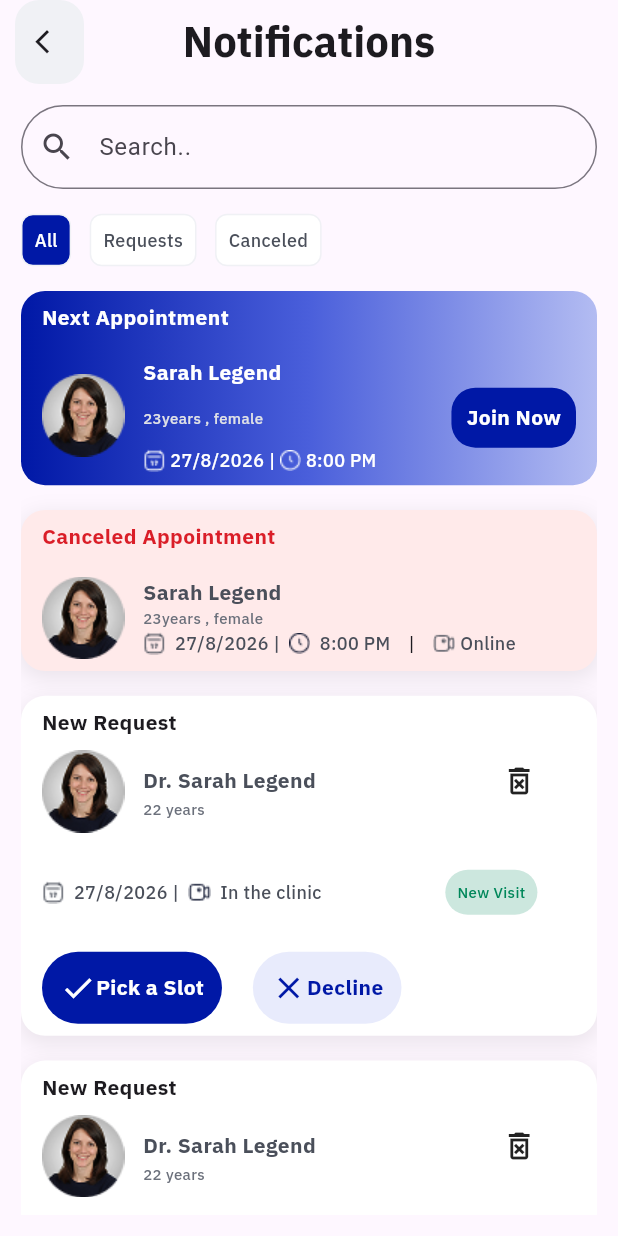
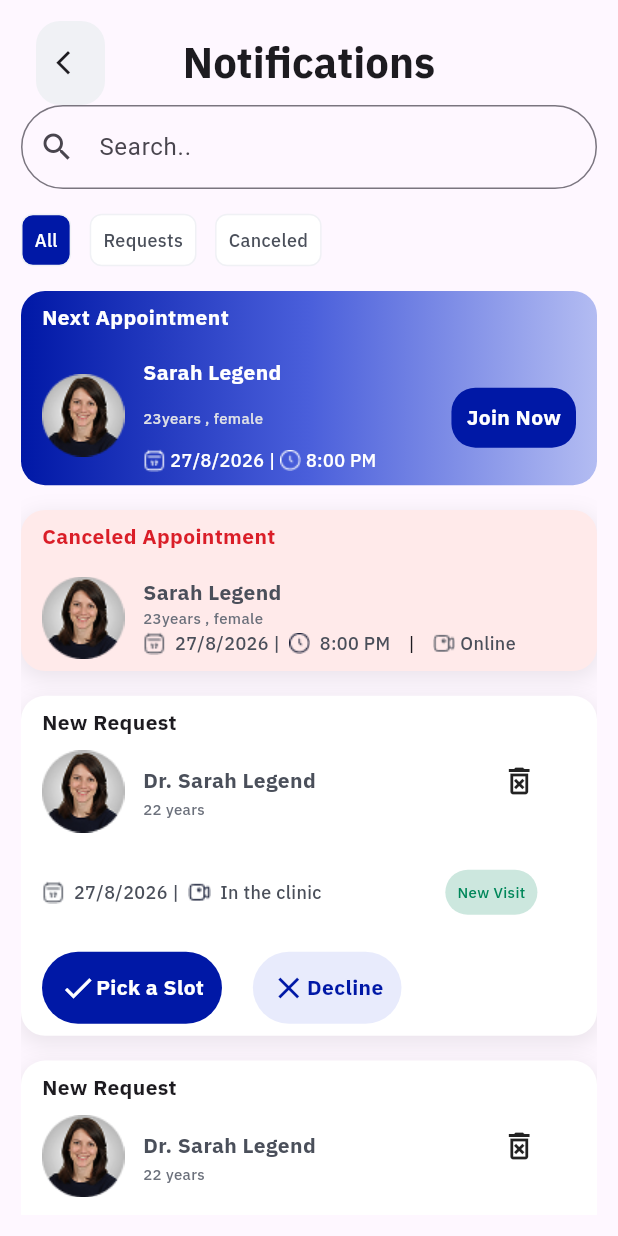
Before and after one commit to techmasterycompany-star/LeoClinic_flutter, a Flutter app: the Notifications screen opened directly, on a phone screen of 412 x 824 dp. Run offline on Flutter 3.47's test engine with Material 3 defaults, Android fonts, the phone set to English and light mode, and no system bars; our stand-ins replace font_awesome_flutter; project files that could hold a hidden picture were left out.

```diff
--- a/lib/core/utils/assets.dart
+++ b/lib/core/utils/assets.dart
@@ -14,6 +14,26 @@ class Assets {
   /// assets/images/doctor.png
   static const String imagesDoctor = "assets/images/doctor.png";
 
+  /// Assets for imagesEdit Profile
+  /// assets/images/Edit Profile.png
+  static const String imagesEditProfile = "assets/images/Edit Profile.png";
+
+  /// Assets for imagesInvitefriends
+  /// assets/images/Invitefriends.png
+  static const String imagesInvitefriends = "assets/images/Invitefriends.png";
+
+  /// Assets for imagesLogout
+  /// assets/images/Logout.png
+  static const String imagesLogout = "assets/images/Logout.png";
+
+  /// Assets for imagesMyrequests
+  /// assets/images/Myrequests.png
+  static const String imagesMyrequests = "assets/images/Myrequests.png";
+
+  /// Assets for imagesPayment
+  /// assets/images/Payment.png
+  static const String imagesPayment = "assets/images/Payment.png";
+
   /// Assets for imagesVideo
   /// assets/images/video.png
   static const String imagesVideo = "assets/images/video.png";
--- a/lib/features/doctor/presentation/pages/Notifications.dart
+++ b/lib/features/doctor/presentation/pages/Notifications.dart
@@ -5,6 +5,7 @@ import 'package:leoclinic_flutter/features/doctor/presentation/widgets/Filter-bo
 import 'package:leoclinic_flutter/features/doctor/presentation/widgets/New%20Requests-card.dart';
 import 'package:leoclinic_flutter/features/doctor/presentation/widgets/Next%20Appointment-card.dart';
 import 'package:leoclinic_flutter/features/doctor/presentation/widgets/Today%20Appointments-card.dart';
+import 'package:leoclinic_flutter/features/doctor/presentation/widgets/custam-appbar-allpage.dart';
 import 'package:leoclinic_flutter/features/doctor/presentation/widgets/custam-searche.dart';
 
 class Notifications extends StatelessWidget {
@@ -14,26 +15,12 @@ class Notifications extends StatelessWidget {
   Widget build(BuildContext context) {
     var height = MediaQuery.of(context).size.height;
     return Scaffold(
-      appBar: AppBar(
-        automaticallyImplyLeading: false,
-        title: Text("Notifications", style: Custamtextstyle.test28),
-        centerTitle: true,
-        leading: Padding(
-          padding: const EdgeInsets.only(left: 10),
-          child: Container(
-            decoration: BoxDecoration(
-              color: Color(0xffF0F1F5),
-              borderRadius: BorderRadius.circular(16),
-            ),
-            child: Icon(Icons.arrow_back_ios, size: 19),
-          ),
-        ),
-      ),
       body: Padding(
         padding: const EdgeInsets.all(14),
         child: SingleChildScrollView(
           child: Column(
             children: [
+              Custamappbarallpage(maintext: "Notifications"),
               Custamsearche(),
               SizedBox(height: height * 0.02),
               Filterbottomreuse(),
--- a/lib/features/doctor/presentation/widgets/New Requests-card.dart
+++ b/lib/features/doctor/presentation/widgets/New Requests-card.dart
@@ -47,8 +47,10 @@ class Newrequestscard extends StatelessWidget {
                           color: Color(0xff4A4F5A),
                         ),
                       ),
-                      if (delete != null) SizedBox(width: width * 0.3),
-                      Icon(delete),
+                      if (delete != null) ...[
+                        SizedBox(width: width * 0.3),
+                        Icon(delete),
+                      ],
                     ],
                   ),
                   Text(
--- /dev/null
+++ b/lib/features/doctor/presentation/widgets/custam-appbar-allpage.dart
@@ -0,0 +1,26 @@
+import 'package:flutter/material.dart';
+import 'package:leoclinic_flutter/core/utils/custam-Textstyle.dart';
+
+class Custamappbarallpage extends StatelessWidget {
+  final String maintext;
+  const Custamappbarallpage({super.key, required this.maintext});
+
+  @override
+  Widget build(BuildContext context) {
+    return AppBar(
+      automaticallyImplyLeading: false,
+      title: Text(maintext, style: Custamtextstyle.test28),
+      centerTitle: true,
+      leading: Padding(
+        padding: const EdgeInsets.only(left: 10),
+        child: Container(
+          decoration: BoxDecoration(
+            color: Color(0xffF0F1F5),
+            borderRadius: BorderRadius.circular(16),
+          ),
+          child: Icon(Icons.arrow_back_ios, size: 19),
+        ),
+      ),
+    );
+  }
+}
--- a/pubspec.yaml
+++ b/pubspec.yaml
@@ -38,6 +38,7 @@ dependencies:
   # Use with the CupertinoIcons class for iOS style icons.
   cupertino_icons: ^1.0.8
   flutter_svg: ^2.3.0
+  font_awesome_flutter: ^11.0.0
 
 dev_dependencies:
   flutter_test:
```
Also changed, not shown: lib/features/doctor/presentation/pages/doctor-Profile.dart (added, +25 -0 lines), lib/features/doctor/presentation/widgets/Doctor-final-navebar.dart (+6 -1 lines), lib/features/doctor/presentation/widgets/Profile-body.dart (added, +35 -0 lines), lib/features/doctor/presentation/widgets/Profile-card.dart (added, +49 -0 lines), lib/features/doctor/presentation/widgets/profile-bottom.dart (added, +35 -0 lines), assets/images/Edit Profile.png (added), assets/images/Invitefriends.png (added), assets/images/Logout.png (added), assets/images/Myrequests.png (added), assets/images/Payment.png (added), pubspec.lock.
